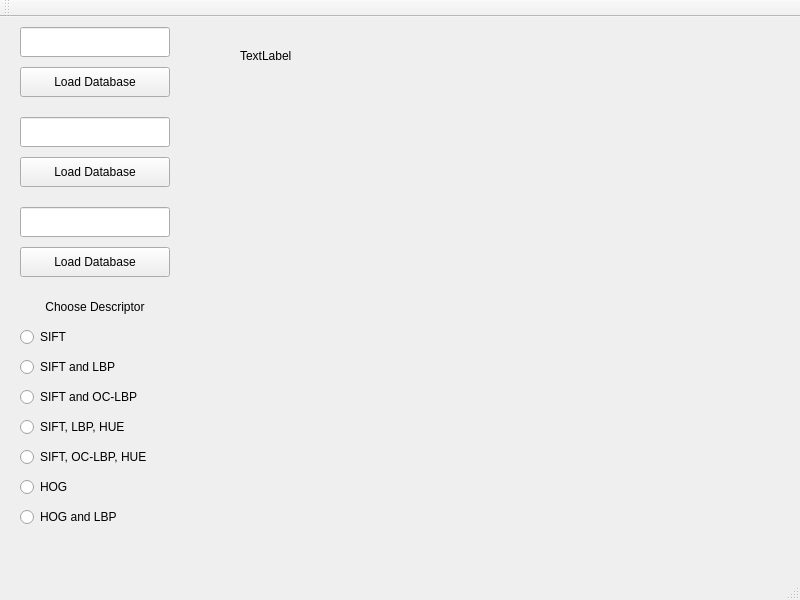
Above: src/mainwindow.ui from kczarnota/similar_images_search_engine before the change. Below: the same form after it.
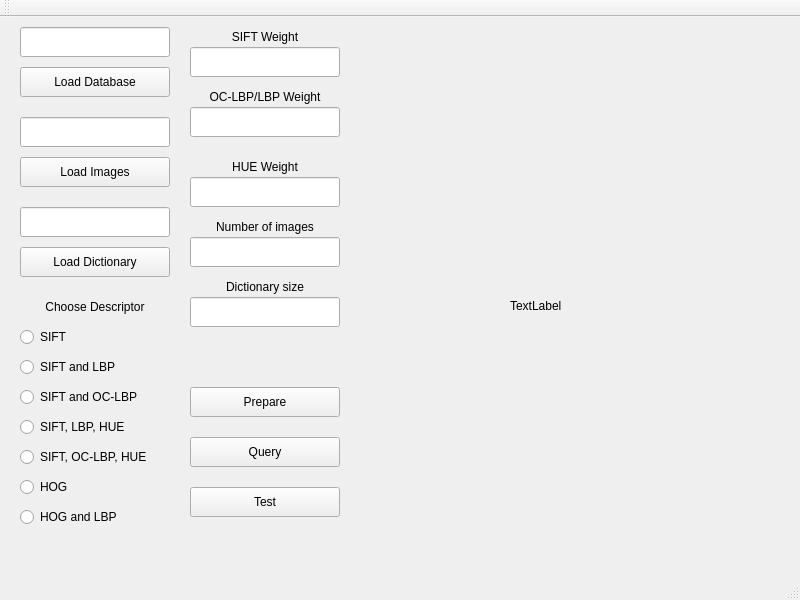
That is the form after the change.

The edit to the form file:
```diff
--- a/src/mainwindow.ui
+++ b/src/mainwindow.ui
@@ -47,7 +47,7 @@
      </rect>
     </property>
     <property name="text">
-     <string>Load Database</string>
+     <string>Load Images</string>
     </property>
    </widget>
    <widget class="QLineEdit" name="imagesEdit">
@@ -70,7 +70,7 @@
      </rect>
     </property>
     <property name="text">
-     <string>Load Database</string>
+     <string>Load Dictionary</string>
     </property>
    </widget>
    <widget class="QLineEdit" name="dictionaryEdit">
@@ -190,12 +190,155 @@
      <string>HOG and LBP</string>
     </property>
    </widget>
-   <widget class="QLabel" name="label">
+   <widget class="QLabel" name="siftWeightLabel">
     <property name="geometry">
      <rect>
-      <x>240</x>
+      <x>190</x>
+      <y>10</y>
+      <width>150</width>
+      <height>20</height>
+     </rect>
+    </property>
+    <property name="text">
+     <string>SIFT Weight</string>
+    </property>
+    <property name="alignment">
+     <set>Qt::AlignCenter</set>
+    </property>
+   </widget>
+   <widget class="QLabel" name="lbpWeightLabel">
+    <property name="geometry">
+     <rect>
+      <x>190</x>
+      <y>70</y>
+      <width>150</width>
+      <height>20</height>
+     </rect>
+    </property>
+    <property name="text">
+     <string>OC-LBP/LBP Weight</string>
+    </property>
+    <property name="alignment">
+     <set>Qt::AlignCenter</set>
+    </property>
+   </widget>
+   <widget class="QLabel" name="hueWeightLabel">
+    <property name="geometry">
+     <rect>
+      <x>190</x>
+      <y>140</y>
+      <width>150</width>
+      <height>20</height>
+     </rect>
+    </property>
+    <property name="text">
+     <string>HUE Weight</string>
+    </property>
+    <property name="alignment">
+     <set>Qt::AlignCenter</set>
+    </property>
+   </widget>
+   <widget class="QLineEdit" name="siftWeightEdit">
+    <property name="geometry">
+     <rect>
+      <x>190</x>
       <y>30</y>
       <width>150</width>
+      <height>30</height>
+     </rect>
+    </property>
+   </widget>
+   <widget class="QLineEdit" name="lbpWeightEdit">
+    <property name="geometry">
+     <rect>
+      <x>190</x>
+      <y>90</y>
+      <width>150</width>
+      <height>30</height>
+     </rect>
+    </property>
+   </widget>
+   <widget class="QLineEdit" name="hueWeightEdit">
+    <property name="geometry">
+     <rect>
+      <x>190</x>
+      <y>160</y>
+      <width>150</width>
+      <height>30</height>
+     </rect>
+    </property>
+   </widget>
+   <widget class="QLabel" name="returnImagesLabel">
+    <property name="geometry">
+     <rect>
+      <x>190</x>
+      <y>200</y>
+      <width>150</width>
+      <height>20</height>
+     </rect>
+    </property>
+    <property name="text">
+     <string>Number of images</string>
+    </property>
+    <property name="alignment">
+     <set>Qt::AlignCenter</set>
+    </property>
+   </widget>
+   <widget class="QLineEdit" name="returnImagesEdit">
+    <property name="geometry">
+     <rect>
+      <x>190</x>
+      <y>220</y>
+      <width>150</width>
+      <height>30</height>
+     </rect>
+    </property>
+   </widget>
+   <widget class="QPushButton" name="prepareButton">
+    <property name="geometry">
+     <rect>
+      <x>190</x>
+      <y>370</y>
+      <width>150</width>
+      <height>30</height>
+     </rect>
+    </property>
+    <property name="text">
+     <string>Prepare</string>
+    </property>
+   </widget>
+   <widget class="QPushButton" name="queryButton">
+    <property name="geometry">
+     <rect>
+      <x>190</x>
+      <y>420</y>
+      <width>150</width>
+      <height>30</height>
+     </rect>
+    </property>
+    <property name="text">
+     <string>Query</string>
+    </property>
+   </widget>
+   <widget class="QPushButton" name="testButton">
+    <property name="geometry">
+     <rect>
+      <x>190</x>
+      <y>470</y>
+      <width>150</width>
+      <height>30</height>
+     </rect>
+    </property>
+    <property name="text">
+     <string>Test</string>
+    </property>
+   </widget>
+   <widget class="QLabel" name="label">
+    <property name="geometry">
+     <rect>
+      <x>510</x>
+      <y>280</y>
+      <width>67</width>
       <height>17</height>
      </rect>
     </property>
@@ -203,6 +346,32 @@
      <string>TextLabel</string>
     </property>
    </widget>
+   <widget class="QLabel" name="dictionarySizeLabel">
+    <property name="geometry">
+     <rect>
+      <x>190</x>
+      <y>260</y>
+      <width>150</width>
+      <height>20</height>
+     </rect>
+    </property>
+    <property name="text">
+     <string>Dictionary size</string>
+    </property>
+    <property name="alignment">
+     <set>Qt::AlignCenter</set>
+    </property>
+   </widget>
+   <widget class="QLineEdit" name="dictionarySizeEdit">
+    <property name="geometry">
+     <rect>
+      <x>190</x>
+      <y>280</y>
+      <width>150</width>
+      <height>30</height>
+     </rect>
+    </property>
+   </widget>
   </widget>
   <widget class="QMenuBar" name="menuBar">
    <property name="geometry">
```
Left out of the diff: 79 changed lines with no effect on the pictures.
